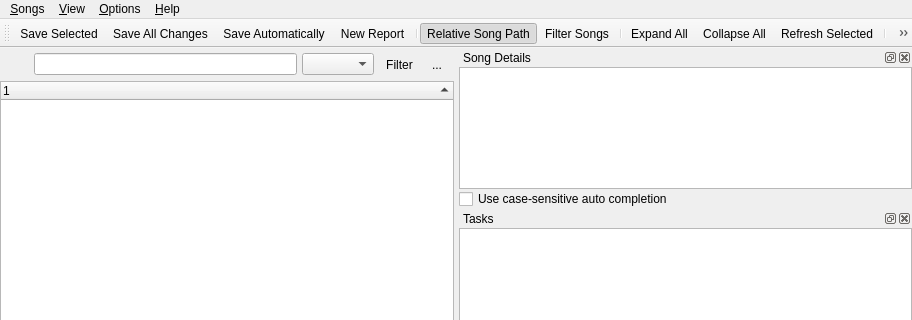
UltraStar-Deluxe/UltraStar-Manager, file uman/src/QUMainWindow.ui: the form before one commit; both pictures show x 0 to 912 and y 0 to 320 of the 912 by 765 pixel window.
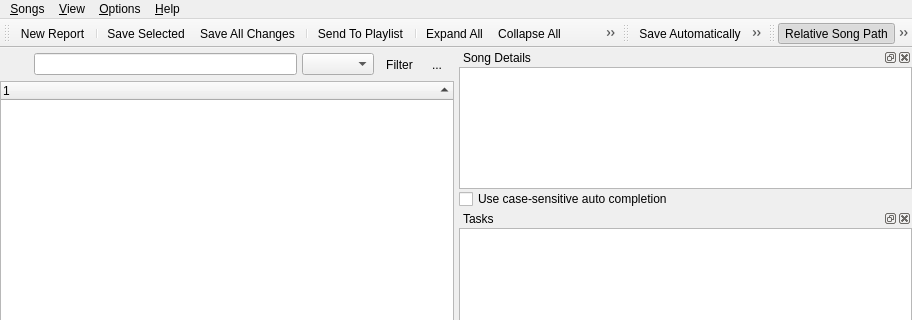
The form after the commit. Icons and pictures are not drawn. Custom widgets are drawn as their Qt base class.

```diff
--- a/uman/src/QUMainWindow.ui
+++ b/uman/src/QUMainWindow.ui
@@ -1126,7 +1126,7 @@
     <rect>
      <x>0</x>
      <y>21</y>
-     <width>912</width>
+     <width>193</width>
      <height>26</height>
     </rect>
    </property>
@@ -1151,20 +1151,77 @@
    <attribute name="toolBarBreak" >
     <bool>false</bool>
    </attribute>
+   <addaction name="actionNewReport" />
+   <addaction name="separator" />
    <addaction name="actionSaveSelected" />
    <addaction name="actionSaveAll" />
-   <addaction name="actionAutoSave" />
-   <addaction name="actionNewReport" />
    <addaction name="separator" />
-   <addaction name="actionShowRelativeSongPath" />
-   <addaction name="actionFilter" />
+   <addaction name="actionSendToPlaylist" />
    <addaction name="separator" />
    <addaction name="actionExpandAll" />
    <addaction name="actionCollapseAll" />
    <addaction name="actionRefreshSelected" />
+  </widget>
+  <widget class="QToolBar" name="optionsBar" >
+   <property name="geometry" >
+    <rect>
+     <x>193</x>
+     <y>21</y>
+     <width>164</width>
+     <height>26</height>
+    </rect>
+   </property>
+   <property name="windowTitle" >
+    <string>Options</string>
+   </property>
+   <property name="iconSize" >
+    <size>
+     <width>16</width>
+     <height>16</height>
+    </size>
+   </property>
+   <attribute name="toolBarArea" >
+    <enum>TopToolBarArea</enum>
+   </attribute>
+   <attribute name="toolBarBreak" >
+    <bool>false</bool>
+   </attribute>
+   <addaction name="actionAutoSave" />
    <addaction name="separator" />
    <addaction name="actionTagSaveOrder" />
    <addaction name="actionChangeSongDirectory" />
+   <addaction name="actionCustomTags" />
+   <addaction name="separator" />
+   <addaction name="actionLangEnglish" />
+   <addaction name="actionLangGerman" />
+  </widget>
+  <widget class="QToolBar" name="viewBar" >
+   <property name="geometry" >
+    <rect>
+     <x>357</x>
+     <y>21</y>
+     <width>555</width>
+     <height>26</height>
+    </rect>
+   </property>
+   <property name="windowTitle" >
+    <string>View</string>
+   </property>
+   <property name="iconSize" >
+    <size>
+     <width>16</width>
+     <height>16</height>
+    </size>
+   </property>
+   <attribute name="toolBarArea" >
+    <enum>TopToolBarArea</enum>
+   </attribute>
+   <attribute name="toolBarBreak" >
+    <bool>false</bool>
+   </attribute>
+   <addaction name="actionShowRelativeSongPath" />
+   <addaction name="actionFilter" />
+   <addaction name="separator" />
   </widget>
   <action name="actionQt" >
    <property name="text" >
```
Left out of the diff: 8 changed lines with no effect on the pictures.
